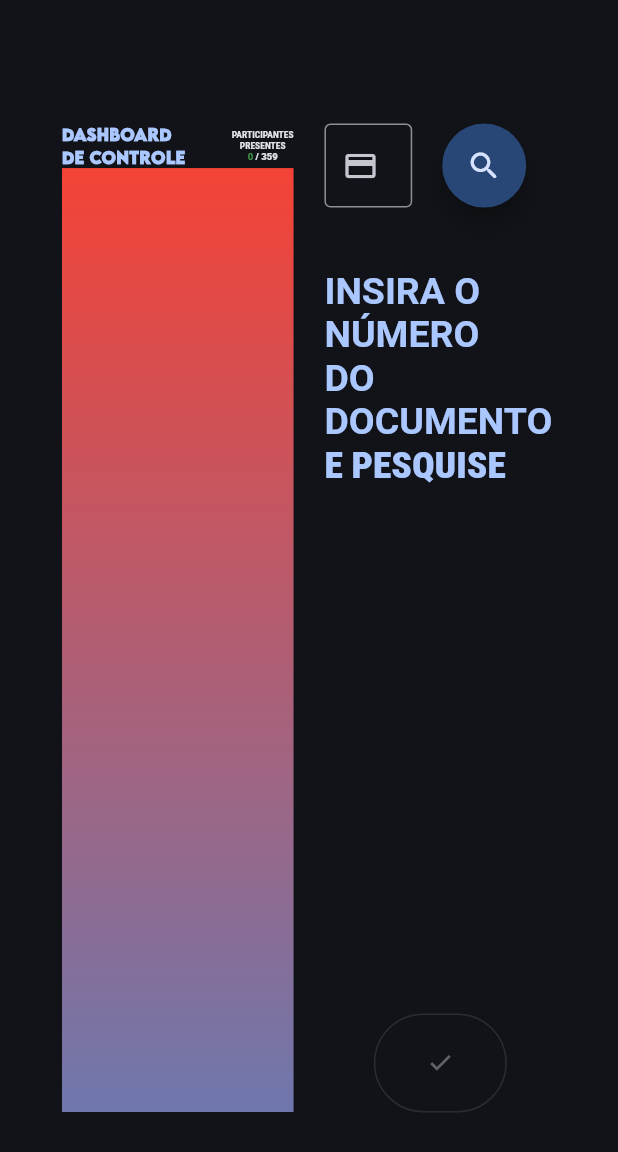
After one commit to casertaPaulo/dashboard-ipi, a Flutter app: the DesktopPage screen opened directly, on a phone screen of 412 x 824 dp. The commit adds this screen. Shown: the top 1152 px of the screen. Run offline on Flutter 3.47's test engine with Material 3 defaults, Android fonts, the phone set to English and light mode, and no system bars; our stand-ins replace cloud_firestore, firebase_core, flutter_masked_text2, get, google_fonts; accounts and stored records are empty.

Commit message:
FEAT: Responsive layout for desktop

```diff
--- /dev/null
+++ b/lib/app/pages/desktop_page.dart
@@ -0,0 +1,415 @@
+import 'package:cloud_firestore/cloud_firestore.dart';
+import 'package:dashboard_ipi/animation/fade_animation.dart';
+import 'package:dashboard_ipi/app/controller/dashboard_controller.dart';
+import 'package:dashboard_ipi/util/util.dart';
+import 'package:flutter/material.dart';
+import 'package:get/get.dart';
+
+class DesktopPage extends StatelessWidget {
+  const DesktopPage({super.key});
+
+  @override
+  Widget build(BuildContext context) {
+    DashboardController controller = Get.find();
+    return SafeArea(
+      child: Scaffold(
+        body: Padding(
+          padding: EdgeInsets.symmetric(
+            horizontal: Util.width(context) * .1,
+            vertical: Util.height(context) * .1,
+          ),
+          child: Row(
+            children: [
+              Expanded(
+                child: Container(
+                  //color: Colors.red,
+                  child: Column(
+                    crossAxisAlignment: CrossAxisAlignment.start,
+                    children: [
+                      Row(
+                        mainAxisAlignment: MainAxisAlignment.spaceBetween,
+                        children: [
+                          SizedBox(
+                            width: Util.width(context) * .2,
+                            child: FittedBox(
+                              child: Text(
+                                "DASHBOARD\nDE CONTROLE",
+                                style: TextStyle(
+                                  fontWeight: FontWeight.w900,
+                                  fontFamily: "LEMONMILK-BOLD",
+                                  color: Theme.of(context).colorScheme.primary,
+                                ),
+                              ),
+                            ),
+                          ),
+                          SizedBox(
+                            width: Util.width(context) * .1,
+                            child: FittedBox(
+                              child: Obx(() {
+                                return RichText(
+                                  textAlign: TextAlign.center,
+                                  text: TextSpan(
+                                    style: TextStyle(
+                                      fontWeight: FontWeight.w900,
+                                      color:
+                                          Theme.of(context).colorScheme.primary,
+                                    ),
+                                    children: [
+                                      TextSpan(
+                                        text: 'PARTICIPANTES\nPRESENTES\n',
+                                        style: TextStyle(
+                                          color: Theme.of(context)
+                                              .colorScheme
+                                              .onSurface,
+                                          fontWeight: FontWeight.bold,
+                                          fontFamily: "ROBOTOCONDENSED",
+                                        ),
+                                      ),
+                                      TextSpan(
+                                        text: "${controller.confirmados} ",
+                                        style: TextStyle(
+                                          color: Colors.green[600],
+                                          fontWeight: FontWeight.bold,
+                                        ),
+                                      ),
+                                      TextSpan(
+                                        text: "/ 359",
+                                        style: TextStyle(
+                                          color: Theme.of(context)
+                                              .colorScheme
+                                              .onSurface,
+                                        ),
+                                      ),
+                                    ],
+                                  ),
+                                );
+                              }),
+                            ),
+                          ),
+                        ],
+                      ),
+                      Expanded(
+                        child: SingleChildScrollView(
+                          child: Container(
+                            decoration: const BoxDecoration(
+                              gradient: LinearGradient(
+                                colors: [Colors.red, Colors.blue],
+                                begin: Alignment.topCenter,
+                                end: Alignment.bottomCenter,
+                              ),
+                            ),
+                            width: double.infinity,
+                            height: 1000,
+                            child: StreamBuilder<QuerySnapshot>(
+                              stream: FirebaseFirestore.instance
+                                  .collection("confirmados")
+                                  .snapshots(),
+                              builder: (context, snapshot) {
+                                final docs = snapshot.data!.docs;
+                                return ListView.builder(
+                                  itemCount: docs.length,
+                                  itemBuilder: (context, index) {
+                                    final data = docs[index].data()
+                                        as Map<String, dynamic>;
+                                    return ListTile(
+                                      title: Text(data['nome']),
+                                    );
+                                  },
+                                );
+                              },
+                            ),
+                          ),
+                        ),
+                      )
+                    ],
+                  ),
+                ),
+              ),
+              SizedBox(width: Util.width(context) * .05),
+              Expanded(
+                child: Container(
+                  //color: Colors.blue,
+                  child: Column(
+                    crossAxisAlignment: CrossAxisAlignment.start,
+                    children: [
+                      Form(
+                        key: controller.formKey,
+                        child: Row(
+                          mainAxisAlignment: MainAxisAlignment.spaceBetween,
+                          children: [
+                            Expanded(
+                              child: TextFormField(
+                                controller:
+                                    controller.textFieldController.value,
+                                onFieldSubmitted: (value) {
+                                  controller.handleSearch();
+                                },
+                                validator: (value) {
+                                  if (value == null || value.isEmpty) {
+                                    return "Insira o CPF!";
+                                  }
+                                  if (value.isEmpty) {
+                                    return "Formato de CPF inválido!";
+                                  }
+                                  return null;
+                                },
+                                keyboardType: TextInputType.number,
+                                maxLength: 14,
+                                buildCounter: (
+                                  context, {
+                                  required currentLength,
+                                  required isFocused,
+                                  required maxLength,
+                                }) {
+                                  return null;
+                                },
+                                decoration: const InputDecoration(
+                                  border: OutlineInputBorder(),
+                                  prefixIcon: Icon(Icons.credit_card),
+                                  labelText: "Número do CPF",
+                                ),
+                                onTapOutside: (event) {
+                                  FocusScope.of(context).unfocus();
+                                },
+                              ),
+                            ),
+                            Padding(
+                              padding:
+                                  const EdgeInsets.symmetric(horizontal: 20),
+                              child: FloatingActionButton(
+                                onPressed: () {
+                                  controller.handleSearch();
+                                },
+                                shape: const CircleBorder(),
+                                child: const Icon(Icons.search_rounded),
+                              ),
+                            ),
+                          ],
+                        ),
+                      ),
+                      SizedBox(height: Util.height(context) * .05),
+                      Obx(
+                        () {
+                          final isEmpty = controller.reativeData.isEmpty;
+                          bool confirmed = controller.alreadyConfirmed.value;
+                          if (controller.isSearching.value) {
+                            return const Center(
+                                child: CircularProgressIndicator());
+                          }
+                          if (!isEmpty) {
+                            return Column(
+                              children: [
+                                FadeInUp(
+                                  duration: 600,
+                                  child: _buildCards(
+                                    "NOME",
+                                    Icons.person,
+                                    controller.reativeData['nome'],
+                                    context,
+                                  ),
+                                ),
+                                FadeInUp(
+                                  duration: 1000,
+                                  child: _buildCards(
+                                    "TELEFONE",
+                                    Icons.phone,
+                                    Util.formatPhoneNumber(
+                                        controller.reativeData['telefone']),
+                                    context,
+                                  ),
+                                ),
+                                FadeInUp(
+                                  duration: 1400,
+                                  child: _buildCards(
+                                    "ITEM",
+                                    Icons.food_bank_outlined,
+                                    controller.reativeData['item']
+                                        .toUpperCase(),
+                                    context,
+                                  ),
+                                ),
+                                FadeInUp(
+                                  duration: 1500,
+                                  child: OutlinedButton(
+                                    onPressed: () {},
+                                    child: RichText(
+                                      textAlign: TextAlign.center,
+                                      text: TextSpan(
+                                        style: TextStyle(
+                                          fontWeight: FontWeight.w900,
+                                          color: Theme.of(context)
+                                              .colorScheme
+                                              .primary,
+                                        ),
+                                        children: [
+                                          TextSpan(
+                                            text: 'STATUS:  ',
+                                            style: TextStyle(
+                                              color: Theme.of(context)
+                                                  .colorScheme
+                                                  .onSurface,
+                                              fontWeight: FontWeight.bold,
+                                              fontFamily: "ROBOTOCONDENSED",
+                                            ),
+                                          ),
+                                          TextSpan(
+                                            text: confirmed
+                                                ? "CONFIRMADO"
+                                                : "NÃO CONFIRMADO",
+                                            style: TextStyle(
+                                              fontFamily: "ROBOTOCONDENSED",
+                                              color: confirmed
+                                                  ? Colors.green[600]
+                                                  : Colors.orange,
+                                              fontWeight: FontWeight.bold,
+                                            ),
+                                          ),
+                                        ],
+                                      ),
+                                    ),
+                                  ),
+                                ),
+                              ],
+                            );
+                          }
+                          return RichText(
+                            text: TextSpan(
+                              style: TextStyle(
+                                  fontWeight: FontWeight.w900,
+                                  color: Theme.of(context).colorScheme.primary,
+                                  fontSize: 25,
+                                  fontFamily: "ROBOTOCONDENSED"),
+                              children: const [
+                                TextSpan(
+                                  text: 'INSIRA O NÚMERO\n',
+                                  style: TextStyle(fontWeight: FontWeight.bold),
+                                ),
+                                TextSpan(
+                                  text: "DO DOCUMENTO\n",
+                                  style: TextStyle(
+                                    fontWeight: FontWeight.bold,
+                                  ),
+                                ),
+                                TextSpan(
+                                  text: "E PESQUISE",
+                                ),
+                              ],
+                            ),
+                          );
+                        },
+                      ),
+                      Expanded(
+                        child: Align(
+                          alignment: Alignment.bottomCenter,
+                          child: Obx(
+                            () {
+                              bool hasData = controller.reativeData.isNotEmpty;
+                              return Padding(
+                                padding: EdgeInsets.symmetric(
+                                  horizontal: Util.width(context) * .08,
+                                ),
+                                child: SizedBox(
+                                  height: Util.height(context) * .08,
+                                  child: OutlinedButton(
+                                    style: OutlinedButton.styleFrom(
+                                      padding: EdgeInsets.all(
+                                          Util.width(context) * .01),
+                                    ),
+                                    onPressed: hasData &&
+                                            !controller
+                                                .alreadyConfirmed.value &&
+                                            !controller.isSearching.value
+                                        ? () {
+                                            controller.handleConfirmation();
+                                          }
+                                        : null,
+                                    child: Row(
+                                      mainAxisAlignment:
+                                          MainAxisAlignment.center,
+                                      children: [
+                                        if (controller.isSubmiting.value)
+                                          const Center(
+                                            child: CircularProgressIndicator(),
+                                          )
+                                        else if (hasData)
+                                          const Row(
+                                            children: [
+                                              FittedBox(
+                                                child: Text(
+                                                  "CONFIRMAR PRESENÇA",
+                                                  style: TextStyle(
+                                                    fontWeight: FontWeight.w900,
+                                                  ),
+                                                ),
+                                              ),
+                                              SizedBox(width: 20),
+                                              Icon(Icons.check)
+                                            ],
+                                          )
+                                        else
+                                          const Icon(Icons.check),
+                                      ],
+                                    ),
+                                  ),
+                                ),
+                              );
+                            },
+                          ),
+                        ),
+                      ),
+                    ],
+                  ),
+                ),
+              ),
+            ],
+          ),
+        ),
+      ),
+    );
+  }
+
+  Widget _buildCards(
+    String nome,
+    IconData icon,
+    String data,
+    BuildContext context,
+  ) {
+    DashboardController controller = Get.find();
+    bool isEmpty = controller.reativeData.isEmpty;
+    return Card(
+        child: Padding(
+      padding: EdgeInsets.symmetric(
+        horizontal: Util.width(context) * .03,
+        vertical: Util.height(context) * .020,
+      ),
+      child: Row(
+        children: [
+          Icon(icon),
+          SizedBox(width: Util.width(context) * .02),
+          Column(
+            crossAxisAlignment: CrossAxisAlignment.start,
+            children: [
+              Text(
+                nome,
+                style: const TextStyle(
+                  fontFamily: "RobotoCondensed",
+                  fontWeight: FontWeight.w900,
+                  fontSize: 18,
+                ),
+              ),
+              !isEmpty ? const SizedBox(height: 10) : const SizedBox(),
+              if (!isEmpty)
+                Text(
+                  data,
+                  style: const TextStyle(
+                    fontFamily: "RobotoCondensed",
+                    fontSize: 16,
+                  ),
+                )
+            ],
+          ),
+        ],
+      ),
+    ));
+  }
+}
--- /dev/null
+++ b/lib/app/pages/responsive_layout.dart
@@ -0,0 +1,20 @@
+import 'package:dashboard_ipi/app/pages/dashboard_page.dart';
+import 'package:dashboard_ipi/app/pages/desktop_page.dart';
+import 'package:flutter/material.dart';
+
+class ResponsiveLayout extends StatelessWidget {
+  const ResponsiveLayout({super.key});
+
+  @override
+  Widget build(BuildContext context) {
+    return LayoutBuilder(
+      builder: (context, constraints) {
+        if (constraints.maxWidth < 600) {
+          return const DashboardPage();
+        } else {
+          return const DesktopPage();
+        }
+      },
+    );
+  }
+}
--- a/lib/main.dart
+++ b/lib/main.dart
@@ -1,5 +1,6 @@
 import 'package:dashboard_ipi/app/controller/dashboard_controller.dart';
 import 'package:dashboard_ipi/app/pages/dashboard_page.dart';
+import 'package:dashboard_ipi/app/pages/responsive_layout.dart';
 import 'package:dashboard_ipi/app/service/firebase_service.dart';
 import 'package:dashboard_ipi/firebase_options.dart';
 import 'package:dashboard_ipi/theme.dart';
@@ -37,7 +38,7 @@ class MainApp extends StatelessWidget {
       debugShowCheckedModeBanner: false,
       title: 'Flutter Demo',
       theme: theme.dark(),
-      home: const DashboardPage(),
+      home: const ResponsiveLayout(),
     );
   }
 }
--- a/lib/util/util.dart
+++ b/lib/util/util.dart
@@ -39,7 +39,10 @@ class Util {
       forwardAnimationCurve: Curves.fastEaseInToSlowEaseOut,
       snackPosition: SnackPosition.BOTTOM,
       duration: const Duration(seconds: 1),
-      margin: const EdgeInsets.symmetric(horizontal: 30, vertical: 30),
+      margin: EdgeInsets.symmetric(
+        horizontal: Get.size.width < 600 ? 30 : Get.size.width * .4,
+        vertical: 30,
+      ),
     );
   }
 
@@ -68,7 +71,10 @@ class Util {
       backgroundColor: Colors.red[600],
       forwardAnimationCurve: Curves.fastEaseInToSlowEaseOut,
       duration: const Duration(seconds: 2),
-      margin: const EdgeInsets.symmetric(horizontal: 30, vertical: 30),
+      margin: EdgeInsets.symmetric(
+        horizontal: Get.size.width < 600 ? 30 : Get.size.width * .3,
+        vertical: 30,
+      ),
     );
   }
 }
```
